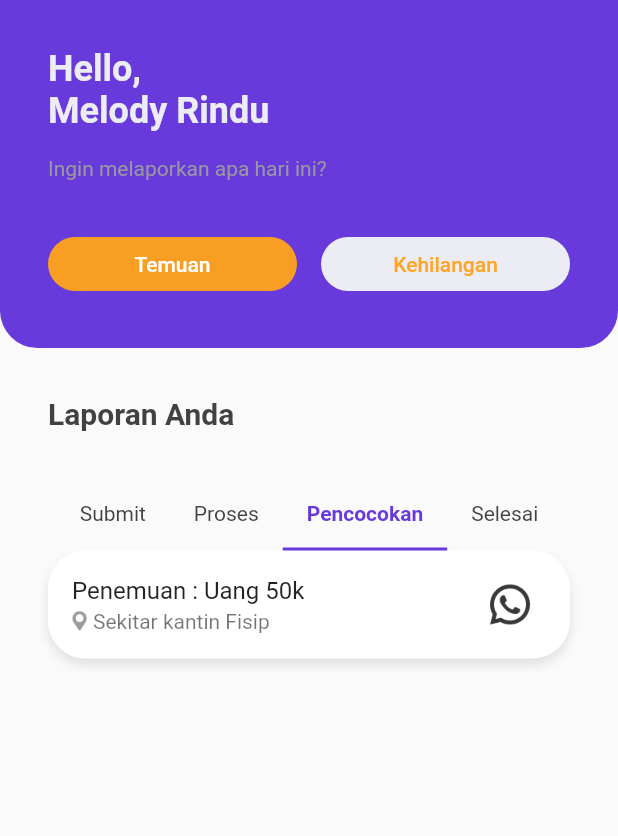
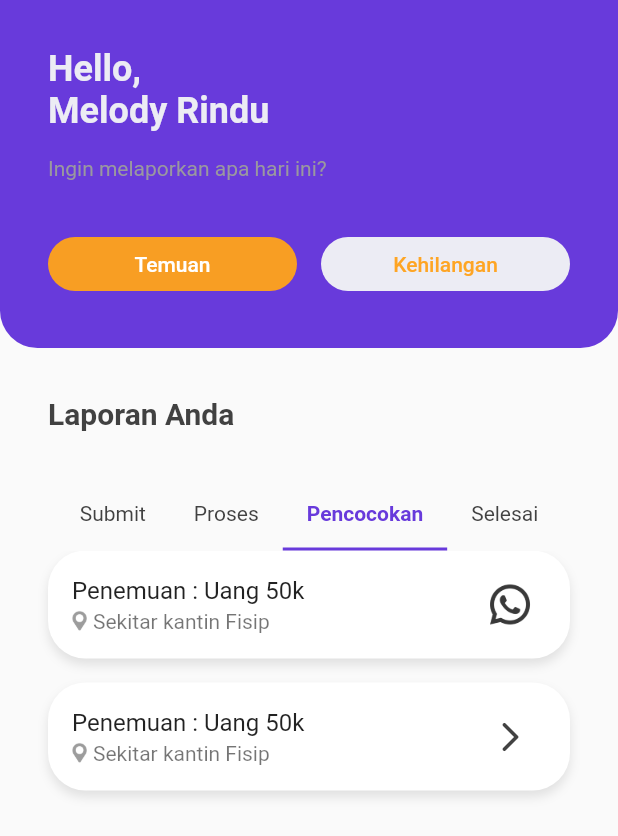
Before and after one commit to dimassdoubles/temu-cari, a Flutter app: the HomePage screen opened by its route, tab 3 chosen, on a phone screen of 412 x 824 dp. Shown: the top 836 px of the screen. Run offline on Flutter 3.47's test engine with Material 2 defaults, Android fonts, the phone set to English and light mode, and no system bars; our stand-ins replace flutter_slidable.

Commit message:
create option on finder list item

```diff
--- a/lib/presentation/widgets/screens/pairing_screen.dart
+++ b/lib/presentation/widgets/screens/pairing_screen.dart
@@ -1,4 +1,6 @@
 import 'package:flutter/material.dart';
+import 'package:flutter_slidable/flutter_slidable.dart';
+import 'package:temu_cari/shared/styles/colors.dart';
 
 import '../pairing_list_item.dart';
 
@@ -12,7 +14,153 @@ class PairingScreen extends StatelessWidget {
     return ListView(
       children: const [
         PairingListItem(),
+        FinderPairingListItem(),
       ],
     );
   }
 }
+
+class FinderPairingListItem extends StatefulWidget {
+  const FinderPairingListItem({
+    Key? key,
+  }) : super(key: key);
+
+  @override
+  State<FinderPairingListItem> createState() => _FinderPairingListItemState();
+}
+
+class _FinderPairingListItemState extends State<FinderPairingListItem> {
+  bool _optionOn = false;
+
+  @override
+  Widget build(BuildContext context) {
+    return Container(
+      margin: const EdgeInsets.only(right: 32, left: 32, bottom: 16),
+      decoration: BoxDecoration(
+        color: Colors.white,
+        borderRadius: BorderRadius.circular(25),
+        boxShadow: [
+          BoxShadow(
+            color: Colors.black.withOpacity(0.10),
+            offset: const Offset(0, 4),
+            blurRadius: 5,
+          ),
+        ],
+      ),
+      child: Stack(
+        alignment: AlignmentDirectional.centerEnd,
+        children: [
+          ListTile(
+            onTap: () {
+              setState(() {
+                _optionOn = false;
+              });
+            },
+            title: const Text(
+              'Penemuan : Uang 50k',
+              maxLines: 1,
+            ),
+            subtitle: Row(
+              mainAxisAlignment: MainAxisAlignment.start,
+              children: [
+                Image.asset(
+                  'assets/location.png',
+                  width: 10,
+                ),
+                const SizedBox(
+                  width: 4,
+                ),
+                const Text('Sekitar kantin Fisip'),
+              ],
+            ),
+            trailing: _optionOn
+                ? const SizedBox(
+                    width: 100,
+                  )
+                : IconButton(
+                    icon: Icon(
+                      Icons.arrow_forward_ios_rounded,
+                      color: darkGrey,
+                    ),
+                    onPressed: () {
+                      setState(() {
+                        _optionOn = true;
+                      });
+                    },
+                  ),
+          ),
+          _optionOn
+              ? SizedBox(
+                  height: 72,
+                  child: AspectRatio(
+                    aspectRatio: 2 / 1,
+                    child: Row(
+                      children: [
+                        Expanded(
+                          child: GestureDetector(
+                            onTap: () {
+                              // ignore: avoid_print
+                              print("click tolak");
+                            },
+                            child: Container(
+                              decoration: BoxDecoration(color: red),
+                              child: Column(
+                                mainAxisAlignment: MainAxisAlignment.center,
+                                children: const [
+                                  Icon(
+                                    Icons.close,
+                                    color: Colors.white,
+                                  ),
+                                  Text(
+                                    'tolak',
+                                    style: TextStyle(
+                                      color: Colors.white,
+                                    ),
+                                  ),
+                                ],
+                              ),
+                            ),
+                          ),
+                        ),
+                        Expanded(
+                          child: GestureDetector(
+                            onTap: () {
+                              // ignore: avoid_print
+                              print("click serahkan");
+                            },
+                            child: Container(
+                              decoration: BoxDecoration(
+                                color: green,
+                                borderRadius: const BorderRadius.only(
+                                  bottomRight: Radius.circular(25),
+                                  topRight: Radius.circular(25),
+                                ),
+                              ),
+                              child: Column(
+                                mainAxisAlignment: MainAxisAlignment.center,
+                                children: const [
+                                  Icon(
+                                    Icons.check,
+                                    color: Colors.white,
+                                  ),
+                                  Text(
+                                    'serahkan',
+                                    style: TextStyle(
+                                      color: Colors.white,
+                                    ),
+                                  ),
+                                ],
+                              ),
+                            ),
+                          ),
+                        ),
+                      ],
+                    ),
+                  ),
+                )
+              : const SizedBox(),
+        ],
+      ),
+    );
+  }
+}
```
